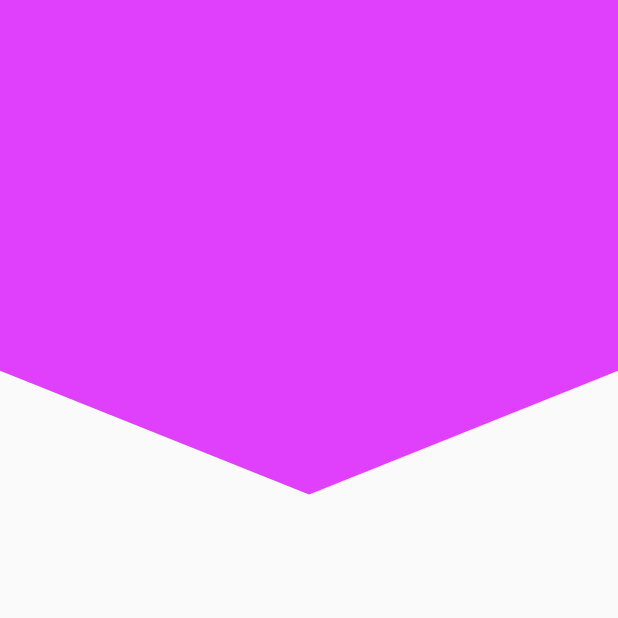
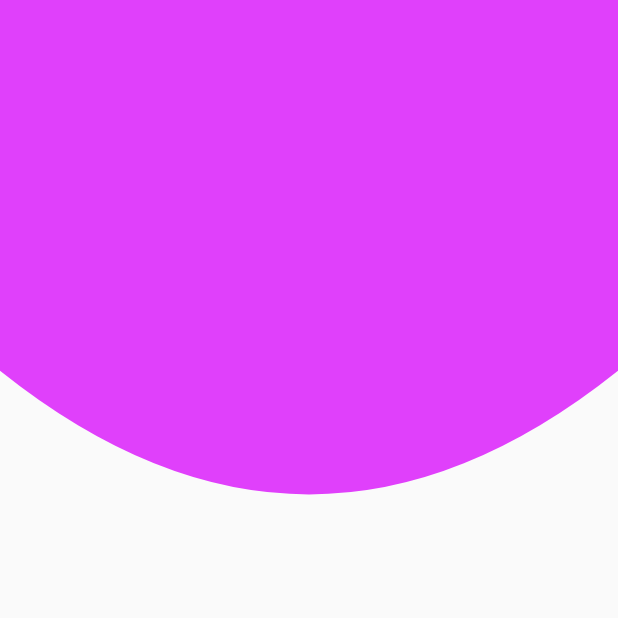
Before and after one commit to AleMancilla/AnimacionesFlutter, a Flutter app: the screen it shows after launch, on a phone screen of 412 x 824 dp, the top half of it. Run offline on Flutter 3.47's test engine with Material 2 defaults, Android fonts, the phone set to English and light mode, and no system bars.

Commit message:
custom painter curve con quadraticBezierto

```diff
--- a/lib/src/pages/HomeOne.dart
+++ b/lib/src/pages/HomeOne.dart
@@ -6,7 +6,7 @@ class HomeOne extends StatelessWidget {
   @override
   Widget build(BuildContext context) {
     return Scaffold(
-      body: HeaderEnV(),
+      body: HeaderEnCurve(),
     );
   }
 }
--- a/lib/src/widgets/HeaderOne.dart
+++ b/lib/src/widgets/HeaderOne.dart
@@ -69,6 +69,21 @@ class HeaderEnV extends StatelessWidget {
       //color: Colors.purpleAccent,
       child: CustomPaint(
         painter: _HeaderVPainter(),
+      ),
+    );
+  }
+}
+
+class HeaderEnCurve extends StatelessWidget {
+
+  @override
+  Widget build(BuildContext context) {
+    return Container(
+      height: double.infinity,
+      width: double.infinity,
+      //color: Colors.purpleAccent,
+      child: CustomPaint(
+        painter: _HeaderCurvePainter(),
       ),
     );
   }
@@ -159,6 +174,7 @@ class _HeaderVPainter extends CustomPainter{
     path.lineTo(size.width, 0);
 
 
+
     canvas.drawPath(path, lapiz);
   }
 
@@ -169,3 +185,36 @@ class _HeaderVPainter extends CustomPainter{
   }
 
 }
+
+class _HeaderCurvePainter extends CustomPainter{
+  @override
+  void paint(Canvas canvas, Size size) {
+    // TODO: implement paint
+    final lapiz = Paint();
+    //propiedades
+    lapiz.color = Colors.purpleAccent;
+    lapiz.style = PaintingStyle.fill;//stroke
+    lapiz.strokeWidth = 10;
+
+    final path = Path();
+
+    //dibujar con el path y el lapiz
+    path.moveTo(0, 0);
+    path.lineTo(0, size.height * 0.3);
+    path.quadraticBezierTo(size.width * 0.5, size.height *0.50, size.width, size.height * 0.3);
+    //path.lineTo(size.width * 0.5, size.height *0.40);
+    //path.lineTo(size.width, size.height * 0.3);
+    path.lineTo(size.width, 0);
+
+
+
+    canvas.drawPath(path, lapiz);
+  }
+
+  @override
+  bool shouldRepaint(CustomPainter oldDelegate) {
+    // TODO: implement shouldRepaint
+    return true;
+  }
+
+}
```
